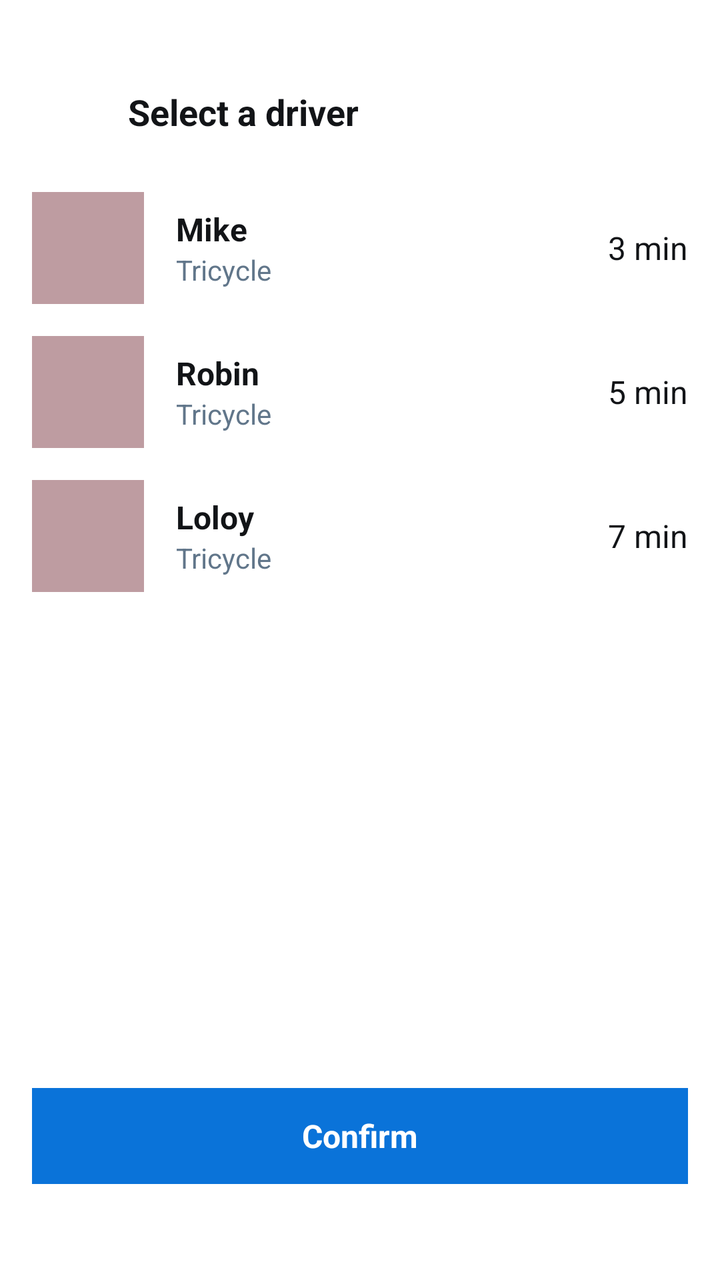
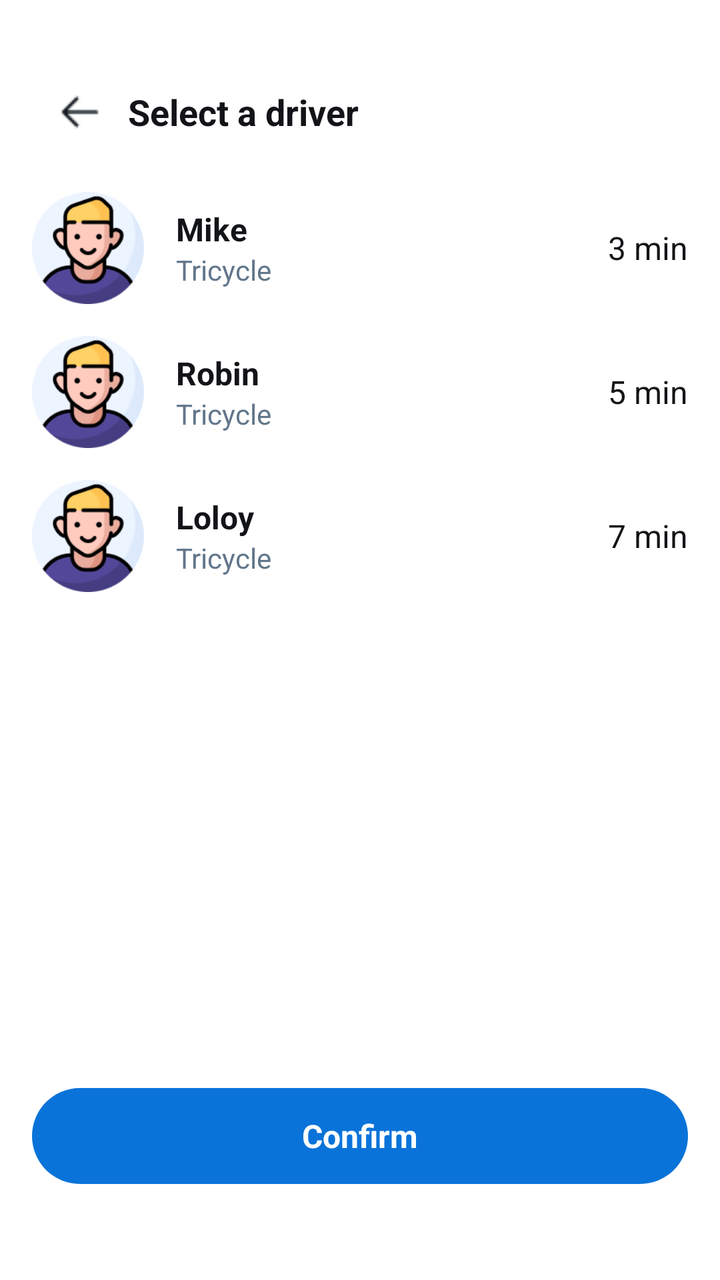

The first picture is an Android layout as it rendered before a commit; the second is the same layout after the commit. The layout source and the unified diff follow.
<!-- AndroidManifest.xml: application theme Theme.Tricycle_app -->
<!-- res/layout/userdriverselect.xml -->
<?xml version="1.0" encoding="utf-8"?>
<LinearLayout xmlns:android="http://schemas.android.com/apk/res/android"
    android:layout_width="match_parent"
    android:layout_height="match_parent"
    android:orientation="vertical"
    android:background="#FFFFFF"
    android:padding="16dp">

    <LinearLayout
        android:layout_width="match_parent"
        android:layout_height="wrap_content"
        android:orientation="horizontal"
        android:gravity="center_vertical"
        android:paddingTop="16dp"
        android:paddingBottom="8dp">

        <LinearLayout
            android:layout_width="48dp"
            android:layout_height="48dp"
            android:gravity="center">
            <View
                android:layout_width="24dp"
                android:layout_height="24dp"
                android:background="@android:color/transparent"/>
        </LinearLayout>

        <TextView
            android:layout_width="wrap_content"
            android:layout_height="wrap_content"
            android:text="Select a driver"
            android:textSize="18sp"
            android:textStyle="bold"
            android:textColor="#121417"
            android:paddingEnd="48dp"/>
    </LinearLayout>

    <LinearLayout
        android:layout_width="match_parent"
        android:layout_height="wrap_content"
        android:orientation="horizontal"
        android:gravity="center_vertical"
        android:paddingTop="8dp"
        android:paddingBottom="8dp"
        android:minHeight="72dp">

        <View
            android:layout_width="56dp"
            android:layout_height="56dp"
            android:background="#807F3B45"/>
        <LinearLayout
            android:layout_width="0dp"
            android:layout_height="wrap_content"
            android:layout_weight="1"
            android:orientation="vertical"
            android:layout_marginStart="16dp">

            <TextView
                android:layout_width="wrap_content"
                android:layout_height="wrap_content"
                android:text="Mike"
                android:textSize="16sp"
                android:textStyle="bold"
                android:textColor="#121417"/>

            <TextView
                android:layout_width="wrap_content"
                android:layout_height="wrap_content"
                android:text="Tricycle"
                android:textSize="14sp"
                android:textColor="#61768A"/>
        </LinearLayout>

        <TextView
            android:layout_width="wrap_content"
            android:layout_height="wrap_content"
            android:text="3 min"
            android:textSize="16sp"
            android:textColor="#121417"/>
    </LinearLayout>

    <LinearLayout
        android:layout_width="match_parent"
        android:layout_height="wrap_content"
        android:orientation="horizontal"
        android:gravity="center_vertical"
        android:paddingTop="8dp"
        android:paddingBottom="8dp"
        android:minHeight="72dp">

        <View
            android:layout_width="56dp"
            android:layout_height="56dp"
            android:background="#807F3B45"/>

        <LinearLayout
            android:layout_width="0dp"
            android:layout_height="wrap_content"
            android:layout_weight="1"
            android:orientation="vertical"
            android:layout_marginStart="16dp">

            <TextView
                android:layout_width="wrap_content"
                android:layout_height="wrap_content"
                android:text="Robin"
                android:textSize="16sp"
                android:textStyle="bold"
                android:textColor="#121417"/>

            <TextView
                android:layout_width="wrap_content"
                android:layout_height="wrap_content"
                android:text="Tricycle"
                android:textSize="14sp"
                android:textColor="#61768A"/>
        </LinearLayout>

        <TextView
            android:layout_width="wrap_content"
            android:layout_height="wrap_content"
            android:text="5 min"
            android:textSize="16sp"
            android:textColor="#121417"/>
    </LinearLayout>

    <LinearLayout
        android:layout_width="match_parent"
        android:layout_height="wrap_content"
        android:orientation="horizontal"
        android:gravity="center_vertical"
        android:paddingTop="8dp"
        android:paddingBottom="8dp"
        android:minHeight="72dp">

        <View
            android:layout_width="56dp"
            android:layout_height="56dp"
            android:background="#807F3B45"/>

        <LinearLayout
            android:layout_width="0dp"
            android:layout_height="wrap_content"
            android:layout_weight="1"
            android:orientation="vertical"
            android:layout_marginStart="16dp">

            <TextView
                android:layout_width="wrap_content"
                android:layout_height="wrap_content"
                android:text="Loloy"
                android:textSize="16sp"
                android:textStyle="bold"
                android:textColor="#121417"/>

            <TextView
                android:layout_width="wrap_content"
                android:layout_height="wrap_content"
                android:text="Tricycle"
                android:textSize="14sp"
                android:textColor="#61768A"/>
        </LinearLayout>

        <TextView
            android:layout_width="wrap_content"
            android:layout_height="wrap_content"
            android:text="7 min"
            android:textSize="16sp"
            android:textColor="#121417"/>
    </LinearLayout>

    <View
        android:layout_width="match_parent"
        android:layout_height="0dp"
        android:layout_weight="1"/>

    <LinearLayout
        android:layout_width="match_parent"
        android:layout_height="wrap_content"
        android:paddingTop="12dp"
        android:paddingBottom="12dp">

        <TextView
            android:layout_width="match_parent"
            android:layout_height="48dp"
            android:background="#0A73D9"
            android:text="Confirm"
            android:textColor="#FFFFFF"
            android:gravity="center"
            android:textStyle="bold"
            android:textSize="16sp"
            android:clickable="true"
            android:focusable="true"/>
    </LinearLayout>

    <View
        android:layout_width="match_parent"
        android:layout_height="20dp"
        android:background="#FFFFFF"/>

</LinearLayout>
<!-- resources referenced by this layout -->
<resources>
  <style name="Theme.Tricycle_app" parent="Base.Theme.Tricycle_app" />
  <style name="Base.Theme.Tricycle_app" parent="Theme.Material3.DayNight.NoActionBar">
          
          
      </style>
</resources>

<!-- the commit's change to res/layout/userdriverselect.xml (unified diff, before → after) -->
@@ -15,13 +15,16 @@
         android:paddingBottom="8dp">
 
         <LinearLayout
+            android:id="@+id/btnBack"
             android:layout_width="48dp"
             android:layout_height="48dp"
-            android:gravity="center">
+            android:gravity="center"
+            android:clickable="true"
+            android:focusable="true">
             <View
                 android:layout_width="24dp"
                 android:layout_height="24dp"
-                android:background="@android:color/transparent"/>
+                android:background="@drawable/arrow"/>
         </LinearLayout>
 
         <TextView
@@ -41,12 +44,16 @@
         android:gravity="center_vertical"
         android:paddingTop="8dp"
         android:paddingBottom="8dp"
-        android:minHeight="72dp">
+        android:minHeight="72dp"
+        android:clickable="true"
+        android:focusable="true"
+        android:background="?attr/selectableItemBackground">
 
         <View
             android:layout_width="56dp"
             android:layout_height="56dp"
-            android:background="#807F3B45"/>
+            android:background="@drawable/person" />
+
         <LinearLayout
             android:layout_width="0dp"
             android:layout_height="wrap_content"
@@ -85,12 +92,15 @@
         android:gravity="center_vertical"
         android:paddingTop="8dp"
         android:paddingBottom="8dp"
-        android:minHeight="72dp">
+        android:minHeight="72dp"
+        android:clickable="true"
+        android:focusable="true"
+        android:background="?attr/selectableItemBackground">
 
         <View
             android:layout_width="56dp"
             android:layout_height="56dp"
-            android:background="#807F3B45"/>
+            android:background="@drawable/person" />
 
         <LinearLayout
             android:layout_width="0dp"
@@ -130,12 +140,15 @@
         android:gravity="center_vertical"
         android:paddingTop="8dp"
         android:paddingBottom="8dp"
-        android:minHeight="72dp">
+        android:minHeight="72dp"
+        android:clickable="true"
+        android:focusable="true"
+        android:background="?attr/selectableItemBackground">
 
         <View
             android:layout_width="56dp"
             android:layout_height="56dp"
-            android:background="#807F3B45"/>
+            android:background="@drawable/person" />
 
         <LinearLayout
             android:layout_width="0dp"
@@ -180,9 +193,10 @@
         android:paddingBottom="12dp">
 
         <TextView
+            android:id="@+id/btnConfirm"
             android:layout_width="match_parent"
             android:layout_height="48dp"
-            android:background="#0A73D9"
+            android:background="@drawable/bg_pill_blue"
             android:text="Confirm"
             android:textColor="#FFFFFF"
             android:gravity="center"
<!-- resource entries referenced after the edit -->
@@ -1,5 +1,12 @@
 <!-- resources referenced by this layout -->
 <resources>
+  <!-- drawable arrow: png bitmap (drawable, 284 bytes) -->
+  <!-- drawable bg_pill_blue (drawable) -->
+  <?xml version="1.0" encoding="utf-8"?>
+  <shape xmlns:android="http://schemas.android.com/apk/res/android"
+      android:shape="rectangle">
+      <solid android:color="#0A73D9" /> <corners android:radius="100dp" /> </shape>
+  <!-- drawable person: png bitmap (drawable, 9181 bytes) -->
   <style name="Theme.Tricycle_app" parent="Base.Theme.Tricycle_app" />
   <style name="Base.Theme.Tricycle_app" parent="Theme.Material3.DayNight.NoActionBar">
           
